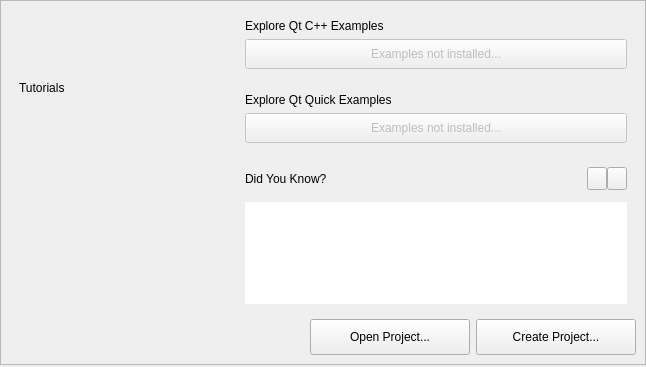
Before: the Qt Designer form src/plugins/qt4projectmanager/gettingstartedwelcomepagewidget.ui in qt-creator/qt-creator, drawn with Qt 5.
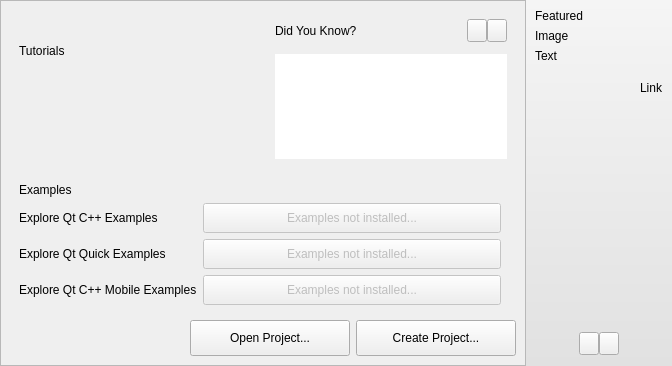
After: the same form once the commit is applied. Icons and pictures are not drawn. Custom widgets are drawn as their Qt base class.

Commit message:
Introduce featured items.
- Move RSSFetcher to CorePlugin
- Rename RSSFetcher to RssFetcher
- Make RssFetcher more generic, allow multiple sources to be fetched
- Introduce Featured Items on Getting Started page
- Introduce dummy entry for Mobile examples, needs implementation once they are ready

The edit to the form file:
```diff
--- a/src/plugins/qt4projectmanager/gettingstartedwelcomepagewidget.ui
+++ b/src/plugins/qt4projectmanager/gettingstartedwelcomepagewidget.ui
@@ -6,27 +6,21 @@
    <rect>
     <x>0</x>
     <y>0</y>
-    <width>646</width>
-    <height>367</height>
+    <width>672</width>
+    <height>366</height>
    </rect>
   </property>
   <property name="windowTitle">
    <string>Form</string>
   </property>
-  <layout class="QGridLayout" name="gridLayout_2">
-   <property name="leftMargin">
+  <layout class="QHBoxLayout" name="horizontalLayout_3">
+   <property name="spacing">
     <number>0</number>
    </property>
-   <property name="topMargin">
+   <property name="margin">
     <number>0</number>
    </property>
-   <property name="rightMargin">
-    <number>0</number>
-   </property>
-   <property name="bottomMargin">
-    <number>2</number>
-   </property>
-   <item row="2" column="0">
+   <item>
     <widget class="QFrame" name="contentframe">
      <property name="styleSheet">
       <string notr="true"/>
@@ -37,8 +31,8 @@
      <property name="frameShadow">
       <enum>QFrame::Raised</enum>
      </property>
-     <layout class="QGridLayout" name="gridLayout">
-      <item row="0" column="0" rowspan="3">
+     <layout class="QGridLayout" name="gridLayout_2">
+      <item row="0" column="0">
        <widget class="QFrame" name="tutorialsFrame">
         <property name="sizePolicy">
          <sizepolicy hsizetype="Preferred" vsizetype="Preferred">
@@ -46,6 +40,12 @@
           <verstretch>0</verstretch>
          </sizepolicy>
         </property>
+        <property name="minimumSize">
+         <size>
+          <width>250</width>
+          <height>0</height>
+         </size>
+        </property>
         <property name="styleSheet">
          <string/>
         </property>
@@ -68,106 +68,6 @@
        </widget>
       </item>
       <item row="0" column="1">
-       <widget class="QFrame" name="demosExamplesFrame">
-        <property name="sizePolicy">
-         <sizepolicy hsizetype="Preferred" vsizetype="Maximum">
-          <horstretch>0</horstretch>
-          <verstretch>0</verstretch>
-         </sizepolicy>
-        </property>
-        <property name="maximumSize">
-         <size>
-          <width>400</width>
-          <height>16777215</height>
-         </size>
-        </property>
-        <property name="styleSheet">
-         <string/>
-        </property>
-        <layout class="QVBoxLayout" name="verticalLayout_2">
-         <item>
-          <widget class="Utils::WelcomeModeLabel" name="demoTitleLabel">
-           <property name="text">
-            <string>Explore Qt C++ Examples</string>
-           </property>
-          </widget>
-         </item>
-         <item>
-          <widget class="QPushButton" name="cppExamplesButton">
-           <property name="enabled">
-            <bool>false</bool>
-           </property>
-           <property name="sizePolicy">
-            <sizepolicy hsizetype="MinimumExpanding" vsizetype="Fixed">
-             <horstretch>0</horstretch>
-             <verstretch>0</verstretch>
-            </sizepolicy>
-           </property>
-           <property name="minimumSize">
-            <size>
-             <width>0</width>
-             <height>30</height>
-            </size>
-           </property>
-           <property name="text">
-            <string>Examples not installed...</string>
-           </property>
-          </widget>
-         </item>
-        </layout>
-       </widget>
-      </item>
-      <item row="1" column="1">
-       <widget class="QFrame" name="demosExamplesFrame_2">
-        <property name="sizePolicy">
-         <sizepolicy hsizetype="Preferred" vsizetype="Maximum">
-          <horstretch>0</horstretch>
-          <verstretch>0</verstretch>
-         </sizepolicy>
-        </property>
-        <property name="maximumSize">
-         <size>
-          <width>400</width>
-          <height>16777215</height>
-         </size>
-        </property>
-        <property name="styleSheet">
-         <string/>
-        </property>
-        <layout class="QVBoxLayout" name="verticalLayout_3">
-         <item>
-          <widget class="Utils::WelcomeModeLabel" name="demoTitleLabel_2">
-           <property name="text">
-            <string>Explore Qt Quick Examples</string>
-           </property>
-          </widget>
-         </item>
-         <item>
-          <widget class="QPushButton" name="qmlExamplesButton">
-           <property name="enabled">
-            <bool>false</bool>
-           </property>
-           <property name="sizePolicy">
-            <sizepolicy hsizetype="MinimumExpanding" vsizetype="Fixed">
-             <horstretch>0</horstretch>
-             <verstretch>0</verstretch>
-            </sizepolicy>
-           </property>
-           <property name="minimumSize">
-            <size>
-             <width>0</width>
-             <height>30</height>
-            </size>
-           </property>
-           <property name="text">
-            <string>Examples not installed...</string>
-           </property>
-          </widget>
-         </item>
-        </layout>
-       </widget>
-      </item>
-      <item row="2" column="1">
        <widget class="QFrame" name="didyouKnowFrame">
         <property name="sizePolicy">
          <sizepolicy hsizetype="Preferred" vsizetype="Preferred">
@@ -175,10 +75,10 @@
           <verstretch>0</verstretch>
          </sizepolicy>
         </property>
-        <property name="maximumSize">
+        <property name="minimumSize">
          <size>
-          <width>400</width>
-          <height>16777215</height>
+          <width>250</width>
+          <height>0</height>
          </size>
         </property>
         <property name="styleSheet">
@@ -336,7 +236,128 @@
         </layout>
        </widget>
       </item>
-      <item row="3" column="0" colspan="2">
+      <item row="1" column="0" colspan="2">
+       <widget class="QFrame" name="demosExamplesFrame_2">
+        <property name="sizePolicy">
+         <sizepolicy hsizetype="MinimumExpanding" vsizetype="MinimumExpanding">
+          <horstretch>0</horstretch>
+          <verstretch>0</verstretch>
+         </sizepolicy>
+        </property>
+        <property name="minimumSize">
+         <size>
+          <width>500</width>
+          <height>0</height>
+         </size>
+        </property>
+        <property name="maximumSize">
+         <size>
+          <width>500</width>
+          <height>16777215</height>
+         </size>
+        </property>
+        <property name="styleSheet">
+         <string/>
+        </property>
+        <layout class="QGridLayout" name="gridLayout">
+         <item row="0" column="0">
+          <widget class="Utils::WelcomeModeLabel" name="demoTitleLabel_4">
+           <property name="text">
+            <string>Examples</string>
+           </property>
+          </widget>
+         </item>
+         <item row="1" column="0">
+          <widget class="QLabel" name="demoTitleLabel">
+           <property name="text">
+            <string>Explore Qt C++ Examples</string>
+           </property>
+          </widget>
+         </item>
+         <item row="1" column="1">
+          <widget class="QPushButton" name="cppExamplesButton">
+           <property name="enabled">
+            <bool>false</bool>
+           </property>
+           <property name="sizePolicy">
+            <sizepolicy hsizetype="MinimumExpanding" vsizetype="Fixed">
+             <horstretch>0</horstretch>
+             <verstretch>0</verstretch>
+            </sizepolicy>
+           </property>
+           <property name="minimumSize">
+            <size>
+             <width>0</width>
+             <height>30</height>
+            </size>
+           </property>
+           <property name="text">
+            <string>Examples not installed...</string>
+           </property>
+          </widget>
+         </item>
+         <item row="2" column="0">
+          <widget class="QLabel" name="demoTitleLabel_2">
+           <property name="text">
+            <string>Explore Qt Quick Examples</string>
+           </property>
+          </widget>
+         </item>
+         <item row="2" column="1">
+          <widget class="QPushButton" name="qmlExamplesButton">
+           <property name="enabled">
+            <bool>false</bool>
+           </property>
+           <property name="sizePolicy">
+            <sizepolicy hsizetype="MinimumExpanding" vsizetype="Fixed">
+             <horstretch>0</horstretch>
+             <verstretch>0</verstretch>
+            </sizepolicy>
+           </property>
+           <property name="minimumSize">
+            <size>
+             <width>0</width>
+             <height>30</height>
+            </size>
+           </property>
+           <property name="text">
+            <string>Examples not installed...</string>
+           </property>
+          </widget>
+         </item>
+         <item row="3" column="0">
+          <widget class="QLabel" name="demoTitleLabel_3">
+           <property name="text">
+            <string>Explore Qt C++ Mobile Examples</string>
+           </property>
+          </widget>
+         </item>
+         <item row="3" column="1">
+          <widget class="QPushButton" name="mobileExamplesButton">
+           <property name="enabled">
+            <bool>false</bool>
+           </property>
+           <property name="sizePolicy">
+            <sizepolicy hsizetype="MinimumExpanding" vsizetype="Fixed">
+             <horstretch>0</horstretch>
+             <verstretch>0</verstretch>
+            </sizepolicy>
+           </property>
+           <property name="minimumSize">
+            <size>
+             <width>0</width>
+             <height>30</height>
+            </size>
+           </property>
+           <property name="text">
+            <string>Examples not installed...</string>
+           </property>
+          </widget>
+         </item>
+        </layout>
+       </widget>
+      </item>
+      <item row="2" column="0" colspan="2">
        <layout class="QHBoxLayout" name="horizontalLayout_2">
         <property name="spacing">
          <number>6</number>
@@ -391,6 +412,212 @@
      </layout>
     </widget>
    </item>
+   <item>
+    <widget class="QFrame" name="featureFrame">
+     <property name="maximumSize">
+      <size>
+       <width>150</width>
+       <height>16777215</height>
+      </size>
+     </property>
+     <property name="styleSheet">
+      <string notr="true">QFrame#featureFrame { 
+
+background-color: qlineargradient(spread:pad, x1:0, y1:0, x2:0, y2:1, stop:0 rgba(245, 245, 245, 255), stop:1 rgba(225,225,225, 255)); 
+
+border-left: 1px solid &quot;#C9C9C9&quot;;
+border-bottom: 1px solid &quot;#C9C9C9&quot;;
+}</string>
+     </property>
+     <property name="frameShape">
+      <enum>QFrame::NoFrame</enum>
+     </property>
+     <property name="frameShadow">
+      <enum>QFrame::Plain</enum>
+     </property>
+     <layout class="QVBoxLayout" name="verticalLayout_2">
+      <item>
+       <widget class="Utils::WelcomeModeLabel" name="demoTitleLabel_5">
+        <property name="text">
+         <string>Featured</string>
+        </property>
+       </widget>
+      </item>
+      <item>
+       <widget class="QLabel" name="featuredImage">
+        <property name="minimumSize">
+         <size>
+          <width>128</width>
+          <height>0</height>
+         </size>
+        </property>
+        <property name="maximumSize">
+         <size>
+          <width>16777215</width>
+          <height>128</height>
+         </size>
+        </property>
+        <property name="text">
+         <string>Image</string>
+        </property>
+       </widget>
+      </item>
+      <item>
+       <widget class="QLabel" name="featuredTextLabel">
+        <property name="text">
+         <string>Text</string>
+        </property>
+        <property name="wordWrap">
+         <bool>true</bool>
+        </property>
+       </widget>
+      </item>
+      <item>
+       <layout class="QHBoxLayout" name="horizontalLayout">
+        <item>
+         <spacer name="horizontalSpacer_3">
+          <property name="orientation">
+           <enum>Qt::Horizontal</enum>
+          </property>
+          <property name="sizeHint" stdset="0">
+           <size>
+            <width>24</width>
+            <height>38</height>
+           </size>
+          </property>
+         </spacer>
+        </item>
+        <item>
+         <widget class="QLabel" name="detailsLabel">
+          <property name="text">
+           <string>Link</string>
+          </property>
+         </widget>
+        </item>
+       </layout>
+      </item>
+      <item>
+       <spacer name="verticalSpacer_5">
+        <property name="orientation">
+         <enum>Qt::Vertical</enum>
+        </property>
+        <property name="sizeHint" stdset="0">
+         <size>
+          <width>20</width>
+          <height>239</height>
+         </size>
+        </property>
+       </spacer>
+      </item>
+      <item>
+       <layout class="QGridLayout" name="gridLayout_12">
+        <property name="spacing">
+         <number>0</number>
+        </property>
+        <item row="0" column="1" colspan="2">
+         <spacer name="verticalSpacer_6">
+          <property name="orientation">
+           <enum>Qt::Vertical</enum>
+          </property>
+          <property name="sizeType">
+           <enum>QSizePolicy::Preferred</enum>
+          </property>
+          <property name="sizeHint" stdset="0">
+           <size>
+            <width>20</width>
+            <height>13</height>
+           </size>
+          </property>
+         </spacer>
+        </item>
+        <item row="1" column="2">
+         <widget class="QToolButton" name="nextFeatureBtn">
+          <property name="styleSheet">
+           <string notr="true">QToolButton{
+	border-left:solid 0 px;
+	height:16px;
+	width:12px;
+}
+</string>
+          </property>
+          <property name="text">
+           <string/>
+          </property>
+          <property name="icon">
+           <iconset resource="../welcome/welcome.qrc">
+            <normaloff>:/welcome/images/arrow-right.png</normaloff>:/welcome/images/arrow-right.png</iconset>
+          </property>
+          <property name="arrowType">
+           <enum>Qt::NoArrow</enum>
+          </property>
+         </widget>
+        </item>
+        <item row="1" column="1">
+         <widget class="QToolButton" name="prevFeatureBtn">
+          <property name="styleSheet">
+           <string notr="true">QToolButton{
+	border-right:solid 0 px;
+	height:16px;
+	width:12px;
+}
+</string>
+          </property>
+          <property name="text">
+           <string/>
+          </property>
+          <property name="icon">
+           <iconset resource="../welcome/welcome.qrc">
+            <normaloff>:/welcome/images/arrow-left.png</normaloff>:/welcome/images/arrow-left.png</iconset>
+          </property>
+          <property name="arrowType">
+           <enum>Qt::NoArrow</enum>
+          </property>
+         </widget>
+        </item>
+        <item row="2" column="1" colspan="2">
+         <spacer name="verticalSpacer_7">
+          <property name="orientation">
+           <enum>Qt::Vertical</enum>
+          </property>
+          <property name="sizeHint" stdset="0">
+           <size>
+            <width>20</width>
+            <height>13</height>
+           </size>
+          </property>
+         </spacer>
+        </item>
+        <item row="1" column="3">
+         <spacer name="horizontalSpacer">
+          <property name="orientation">
+           <enum>Qt::Horizontal</enum>
+          </property>
+          <property name="sizeHint" stdset="0">
+           <size>
+            <width>40</width>
+            <height>20</height>
+           </size>
+          </property>
+         </spacer>
+        </item>
+        <item row="1" column="0">
+         <spacer name="horizontalSpacer_4">
+          <property name="orientation">
+           <enum>Qt::Horizontal</enum>
+          </property>
+          <property name="sizeHint" stdset="0">
+           <size>
+            <width>40</width>
+            <height>20</height>
+           </size>
+          </property>
+         </spacer>
+        </item>
+       </layout>
+      </item>
+     </layout>
+    </widget>
+   </item>
   </layout>
  </widget>
  <customwidgets>
```
Left out of the diff: 3 changed lines with no effect on the pictures. The commit also changes 8 other files.
